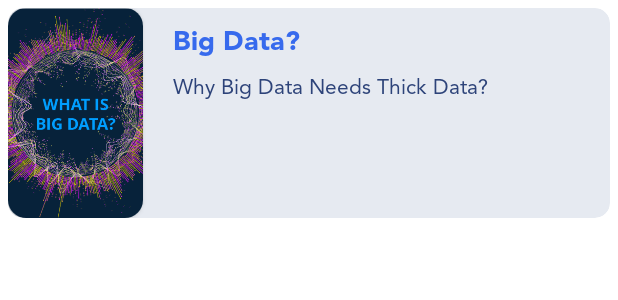
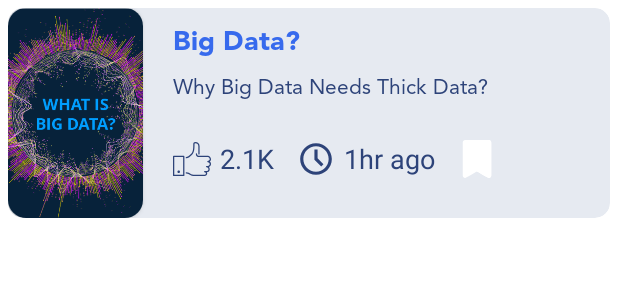
Before and after one commit to SiddyDevelops/Blogaro, an Android app: the layout profile_rv_item_layout.xml on its own in the app's theme, with its tools: preview values and no code run, on a phone screen of 412 x 824 dp. Shown: the top 300 px of the screen. Run offline under Robolectric (Android 15) with nearby library versions, the phone set to English and light mode, and no system bars.

Commit message:
Added Like, Bookmark and Timeline in Posts

```diff
--- /dev/null
+++ b/Blogaro/app/src/main/res/drawable/bookmark_state.xml
@@ -0,0 +1,5 @@
+<?xml version="1.0" encoding="utf-8"?>
+<selector xmlns:android="http://schemas.android.com/apk/res/android">
+    <item android:drawable="@drawable/ic_bookmark_selected" android:state_pressed="true"/>
+    <item android:drawable="@drawable/ic_bookmark" />
+</selector>
--- /dev/null
+++ b/Blogaro/app/src/main/res/drawable/ic_bookmark.xml
@@ -0,0 +1,18 @@
+<vector xmlns:android="http://schemas.android.com/apk/res/android"
+    android:width="25dp"
+    android:height="25dp"
+    android:viewportWidth="280.028"
+    android:viewportHeight="280.028">
+    <path
+        android:fillColor="#FFFFFF"
+        android:pathData="M52.506,0h175.017c9.661,0 17.502,7.832 17.502,17.502v245.024c0,10.212 -7.71,17.502 -17.502,17.502c-8.191,0 -70.269,-38.81 -78.758,-43.754c-8.497,-4.944 -8.628,-5.233 -17.502,0c-8.873,5.259 -70.409,43.754 -78.758,43.754c-9.915,0 -17.502,-7.027 -17.502,-17.502V17.502C35.004,7.832 42.845,0 52.506,0z" />
+    <path
+        android:fillColor="#FFFFFF"
+        android:pathData="M227.523,0h-87.509v232.466c2.258,-0.018 4.419,1.278 8.751,3.807c8.453,4.927 70.086,43.448 78.618,43.728h0.411c9.661,-0.14 17.23,-7.359 17.23,-17.475V17.502C245.025,7.832 237.184,0 227.523,0z" />
+    <path
+        android:fillColor="#FFFFFF"
+        android:pathData="M210.048,105.395l-46.038,-3.404l-23.995,-49.486l-24.266,49.486l-45.758,3.404l30.628,38.197l-8.751,48.9l48.147,-22.507l48.147,22.507l-8.908,-48.9C179.253,143.593 210.048,105.395 210.048,105.395z" />
+    <path
+        android:fillColor="#FFFFFF"
+        android:pathData="M188.162,192.501l-8.909,-48.899l30.795,-38.207l-46.039,-3.404l-23.994,-49.486l0,117.498z" />
+</vector>
--- /dev/null
+++ b/Blogaro/app/src/main/res/drawable/ic_bookmark_selected.xml
@@ -0,0 +1,18 @@
+<vector xmlns:android="http://schemas.android.com/apk/res/android"
+    android:width="25dp"
+    android:height="25dp"
+    android:viewportWidth="280.028"
+    android:viewportHeight="280.028">
+    <path
+        android:fillColor="#386BED"
+        android:pathData="M52.506,0h175.017c9.661,0 17.502,7.832 17.502,17.502v245.024c0,10.212 -7.71,17.502 -17.502,17.502c-8.191,0 -70.269,-38.81 -78.758,-43.754c-8.497,-4.944 -8.628,-5.233 -17.502,0c-8.873,5.259 -70.409,43.754 -78.758,43.754c-9.915,0 -17.502,-7.027 -17.502,-17.502V17.502C35.004,7.832 42.845,0 52.506,0z" />
+    <path
+        android:fillColor="#386BED"
+        android:pathData="M227.523,0h-87.509v232.466c2.258,-0.018 4.419,1.278 8.751,3.807c8.453,4.927 70.086,43.448 78.618,43.728h0.411c9.661,-0.14 17.23,-7.359 17.23,-17.475V17.502C245.025,7.832 237.184,0 227.523,0z" />
+    <path
+        android:fillColor="#386BED"
+        android:pathData="M210.048,105.395l-46.038,-3.404l-23.995,-49.486l-24.266,49.486l-45.758,3.404l30.628,38.197l-8.751,48.9l48.147,-22.507l48.147,22.507l-8.908,-48.9C179.253,143.593 210.048,105.395 210.048,105.395z" />
+    <path
+        android:fillColor="#386BED"
+        android:pathData="M188.162,192.501l-8.909,-48.899l30.795,-38.207l-46.039,-3.404l-23.994,-49.486l0,117.498z" />
+</vector>
--- /dev/null
+++ b/Blogaro/app/src/main/res/drawable/ic_clock.xml
@@ -0,0 +1,9 @@
+<vector xmlns:android="http://schemas.android.com/apk/res/android"
+    android:width="25dp"
+    android:height="25dp"
+    android:viewportWidth="24"
+    android:viewportHeight="24">
+    <path
+        android:fillColor="#2D4379"
+        android:pathData="M12,2C6.489,2 2,6.489 2,12C2,17.511 6.489,22 12,22C17.511,22 22,17.511 22,12C22,6.489 17.511,2 12,2zM12,4C16.4301,4 20,7.5699 20,12C20,16.4301 16.4301,20 12,20C7.5699,20 4,16.4301 4,12C4,7.5699 7.5699,4 12,4zM11,6L11,12.4141L15.293,16.707L16.707,15.293L13,11.5859L13,6L11,6z" />
+</vector>
--- /dev/null
+++ b/Blogaro/app/src/main/res/drawable/ic_like.xml
@@ -0,0 +1,18 @@
+<vector xmlns:android="http://schemas.android.com/apk/res/android"
+    android:width="25dp"
+    android:height="25dp"
+    android:viewportWidth="512"
+    android:viewportHeight="512">
+    <path
+        android:fillColor="#2D4379"
+        android:pathData="M495.736,290.773C509.397,282.317 512,269.397 512,260.796c0,-22.4 -18.253,-47.462 -42.667,-47.462H349.918c-4.284,-0.051 -25.651,-1.51 -25.651,-25.6c0,-4.71 -3.814,-8.533 -8.533,-8.533s-8.533,3.823 -8.533,8.533c0,33.749 27.913,42.667 42.667,42.667h119.467c14.182,0 25.6,16.631 25.6,30.396c0,4.437 0,17.946 -26.53,20.855c-4.506,0.495 -7.834,4.42 -7.586,8.951c0.239,4.523 3.985,8.064 8.516,8.064c14.114,0 25.6,11.486 25.6,25.6s-11.486,25.6 -25.6,25.6h-17.067c-4.719,0 -8.533,3.823 -8.533,8.533s3.814,8.533 8.533,8.533c14.114,0 25.6,11.486 25.6,25.6s-11.486,25.6 -25.6,25.6h-25.6c-4.719,0 -8.533,3.823 -8.533,8.533s3.814,8.533 8.533,8.533c8.934,0 17.067,8.132 17.067,17.067c0,8.61 -8.448,17.067 -17.067,17.067h-128c-35.627,0 -48.444,-7.074 -63.292,-15.258c-12.553,-6.921 -26.786,-14.763 -54.963,-18.79c-4.668,-0.674 -8.994,2.577 -9.66,7.236c-0.666,4.668 2.569,8.994 7.236,9.66c25.105,3.584 37.325,10.325 49.152,16.845c15.497,8.542 31.505,17.374 71.526,17.374h128c17.869,0 34.133,-16.273 34.133,-34.133c0,-6.229 -1.775,-12.134 -4.83,-17.229c21.794,-1.877 38.963,-20.224 38.963,-42.505c0,-10.829 -4.062,-20.736 -10.735,-28.271C500.42,358.212 512,342.571 512,324.267C512,310.699 505.634,298.59 495.736,290.773z" />
+    <path
+        android:fillColor="#2D4379"
+        android:pathData="M76.8,443.733c9.412,0 17.067,-7.654 17.067,-17.067S86.212,409.6 76.8,409.6c-9.412,0 -17.067,7.654 -17.067,17.067S67.388,443.733 76.8,443.733z" />
+    <path
+        android:fillColor="#2D4379"
+        android:pathData="M179.2,247.467c25.353,0 57.429,-28.297 74.3,-45.167c36.634,-36.634 36.634,-82.167 36.634,-151.1c0,-5.342 3.191,-8.533 8.533,-8.533c29.508,0 42.667,13.158 42.667,42.667v102.4c0,4.71 3.814,8.533 8.533,8.533s8.533,-3.823 8.533,-8.533v-102.4c0,-39.083 -20.659,-59.733 -59.733,-59.733c-14.831,0 -25.6,10.769 -25.6,25.6c0,66.978 0,107.401 -31.633,139.034C216.661,215.006 192.811,230.4 179.2,230.4c-4.719,0 -8.533,3.823 -8.533,8.533S174.481,247.467 179.2,247.467z" />
+    <path
+        android:fillColor="#2D4379"
+        android:pathData="M145.067,213.333H8.533c-4.719,0 -8.533,3.823 -8.533,8.533v256c0,4.71 3.814,8.533 8.533,8.533h136.533c4.719,0 8.533,-3.823 8.533,-8.533v-256C153.6,217.156 149.786,213.333 145.067,213.333zM136.533,469.333H17.067V230.4h119.467V469.333z" />
+</vector>
--- a/Blogaro/app/src/main/res/layout/profile_rv_item_layout.xml
+++ b/Blogaro/app/src/main/res/layout/profile_rv_item_layout.xml
@@ -63,6 +63,56 @@
                 app:layout_constraintTop_toBottomOf="@+id/title"
                 app:layout_constraintVertical_bias="0.131" />
 
+            <LinearLayout
+                android:layout_width="wrap_content"
+                android:layout_height="wrap_content"
+                android:orientation="horizontal"
+                android:layout_marginStart="20dp"
+                app:layout_constraintBottom_toBottomOf="parent"
+                app:layout_constraintStart_toEndOf="@+id/cardView2"
+                app:layout_constraintTop_toBottomOf="@+id/subTitle">
+
+                <ImageView
+                    android:layout_width="wrap_content"
+                    android:layout_height="match_parent"
+                    android:layout_gravity="center"
+                    android:src="@drawable/ic_like" />
+
+                <TextView
+                    android:layout_width="wrap_content"
+                    android:layout_height="match_parent"
+                    android:layout_marginStart="6dp"
+                    android:textColor="@color/dark_blue_text"
+                    android:text="@string/like_count"
+                    android:textSize="18sp"
+                    android:gravity="end"/>
+
+                <ImageView
+                    android:layout_width="wrap_content"
+                    android:layout_height="match_parent"
+                    android:src="@drawable/ic_clock"
+                    android:layout_marginStart="15dp"/>
+
+                <TextView
+                    android:layout_width="wrap_content"
+                    android:layout_height="match_parent"
+                    android:layout_marginStart="6dp"
+                    android:textColor="@color/dark_blue_text"
+                    android:text="@string/_1hr_ago"
+                    android:textSize="18sp"
+                    android:gravity="end"/>
+
+                <ImageView
+                    android:layout_width="wrap_content"
+                    android:layout_height="match_parent"
+                    android:src="@drawable/bookmark_state"
+                    android:clickable="true"
+                    android:layout_marginStart="15dp"
+                    android:focusable="true" />
+
+
+            </LinearLayout>
+
         </androidx.constraintlayout.widget.ConstraintLayout>
 
     </androidx.cardview.widget.CardView>
--- a/Blogaro/app/src/main/res/values/strings.xml
+++ b/Blogaro/app/src/main/res/values/strings.xml
@@ -20,4 +20,6 @@
     <string name="post_count">52</string>
     <string name="posts">Posts</string>
     <string name="big_data">Big Data?</string>
+    <string name="like_count">2.1K</string>
+    <string name="_1hr_ago">1hr ago</string>
 </resources>
```
